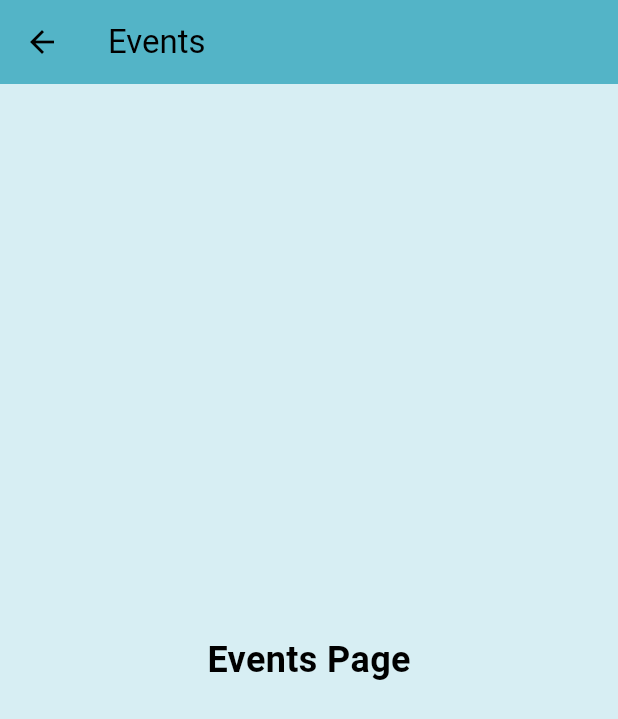
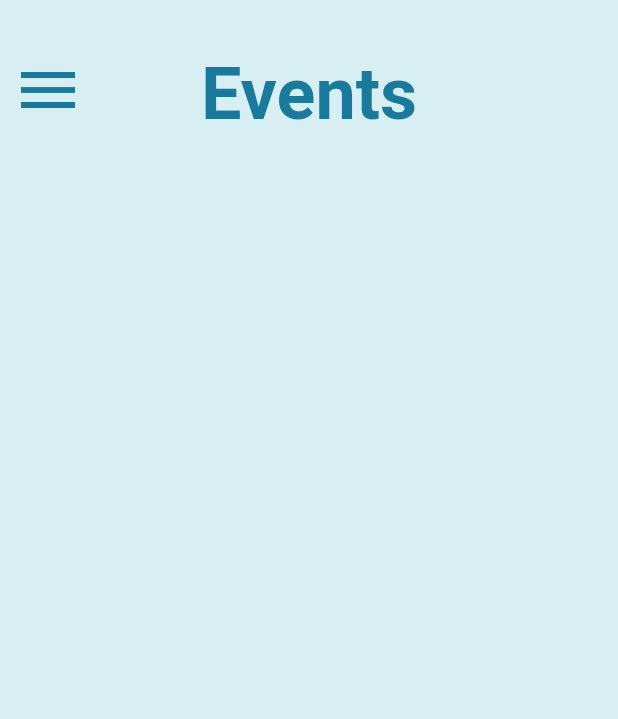
Before and after one commit to RealRakshit/Aaroha-App, a Flutter app: the EventsPage screen opened directly, on a phone screen of 412 x 824 dp. Shown: the top 719 px of the screen. Run offline on Flutter 3.47's test engine with Material 3 defaults, Android fonts, the phone set to English and light mode, and no system bars.

Commit message:
updated all prs raised

```diff
--- /dev/null
+++ b/lib/components/app_bar.dart
@@ -0,0 +1,36 @@
+import 'package:aaroha/theme/theme.dart';
+import 'package:flutter/material.dart';
+
+class CustomAppBar extends StatelessWidget {
+  final dynamic title;
+  final dynamic titleTheme;
+  final dynamic iconColor;
+
+
+   const CustomAppBar({super.key,required this.title,required this.titleTheme,required this.iconColor});
+
+  @override
+  Widget build(BuildContext context) {
+    return Padding(
+        padding: const EdgeInsets.only(top: 28),
+        child: AppBar(
+          backgroundColor: Colors.transparent,
+          centerTitle: true,
+          title: Padding(
+            padding: const EdgeInsets.only(top: 13.0),
+            child: Text(
+              title,
+              style:titleTheme,
+            ),
+          ),
+          leading: IconButton(
+            onPressed: () {
+              Scaffold.of(context).openDrawer();//Open drawer on icon tap
+            },
+            icon: const Icon(Icons.menu),
+            iconSize: 48,
+            color:iconColor,
+          ),
+        ));
+  }
+}
--- a/lib/pages/events.dart
+++ b/lib/pages/events.dart
@@ -1,3 +1,4 @@
+import 'package:aaroha/components/app_bar.dart';
 import 'package:flutter/material.dart';
 
 class EventsPage extends StatelessWidget {
@@ -6,11 +7,15 @@ class EventsPage extends StatelessWidget {
   @override
   Widget build(BuildContext context) {
     return Scaffold(
-      appBar: AppBar(title: const Text('Events')),
-      body: const Center(
-        child: Text(
-          'Events Page',
-          style: TextStyle(fontSize: 24, fontWeight: FontWeight.bold),
+      body: SingleChildScrollView(
+        child: Column(
+          children: [
+            CustomAppBar(
+              title: "Events",
+              titleTheme: Theme.of(context).textTheme.titleLarge,
+              iconColor: Theme.of(context).colorScheme.primary,
+            ),
+          ],
         ),
       ),
     );
--- a/lib/theme/theme.dart
+++ b/lib/theme/theme.dart
@@ -8,16 +8,30 @@ final ThemeData lightMode = ThemeData(
     colorScheme: const ColorScheme.light(
         primary: Color(0xFF187B9D), //all buttons bg
         secondary: Color(0xFF1B7A98), // body text color
+        tertiary: Color(0xFF2EF2F5), //headline aaroha color
         surface: Color(0xFF53B4C7), // login bg
         surfaceDim: Color(0xFF53B5C6) // splash screen bg
         ),
+    textTheme: const TextTheme(
+        headlineLarge: TextStyle(
+        fontSize: 48,
+          color: Color(0xFF2EF2F5),
+          fontWeight: FontWeight.bold
+    ),
+      titleLarge: TextStyle(
+        fontSize: 48,
+        color: Color(0xFF187B9D),
+        fontWeight: FontWeight.bold
+      )
+
+    )
 );
 
-class TextThemeData {
-  final headingFontSize = 55; //home page AAROHA
-  final bodyFontSizeSmall = 12; //body text
-  final bodyFontSizeMedium = 15; //body text
-  final bodyTextColor = const Color(0xFF1B7A98);
-  final headingTextColor = const Color(0xFF2EF2F5);
-  final titleFontSize = 48;
-}
+// class TextThemeData {
+//   final headingFontSize = 55; //home page AAROHA
+//   final bodyFontSizeSmall = 12; //body text
+//   final bodyFontSizeMedium = 15; //body text
+//   final bodyTextColor = const Color(0xFF1B7A98);
+//   final headingTextColor = const Color(0xFF2EF2F5);
+//   final titleFontSize = 48;
+// }
```
Also changed, not shown: lib/components/app_drawer1.dart (+63 -24 lines), lib/components/bottom_navbar.dart (+4 -4 lines), lib/main.dart (+7 -1 lines), lib/pages/animation.dart (+5 -4 lines), lib/pages/donate.dart (+12 -5 lines), lib/pages/home.dart (+56 -161 lines), lib/pages/projects.dart (+11 -5 lines). Lines whose indentation alone changed are shown as unchanged.
